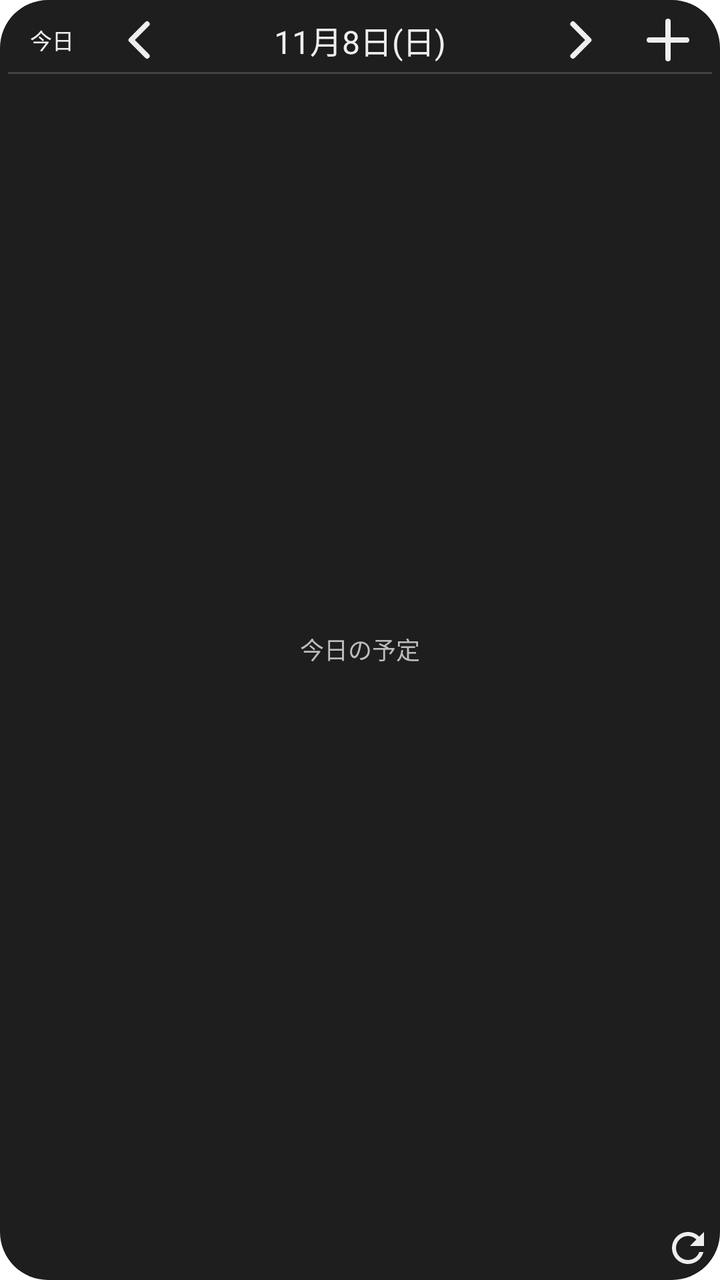
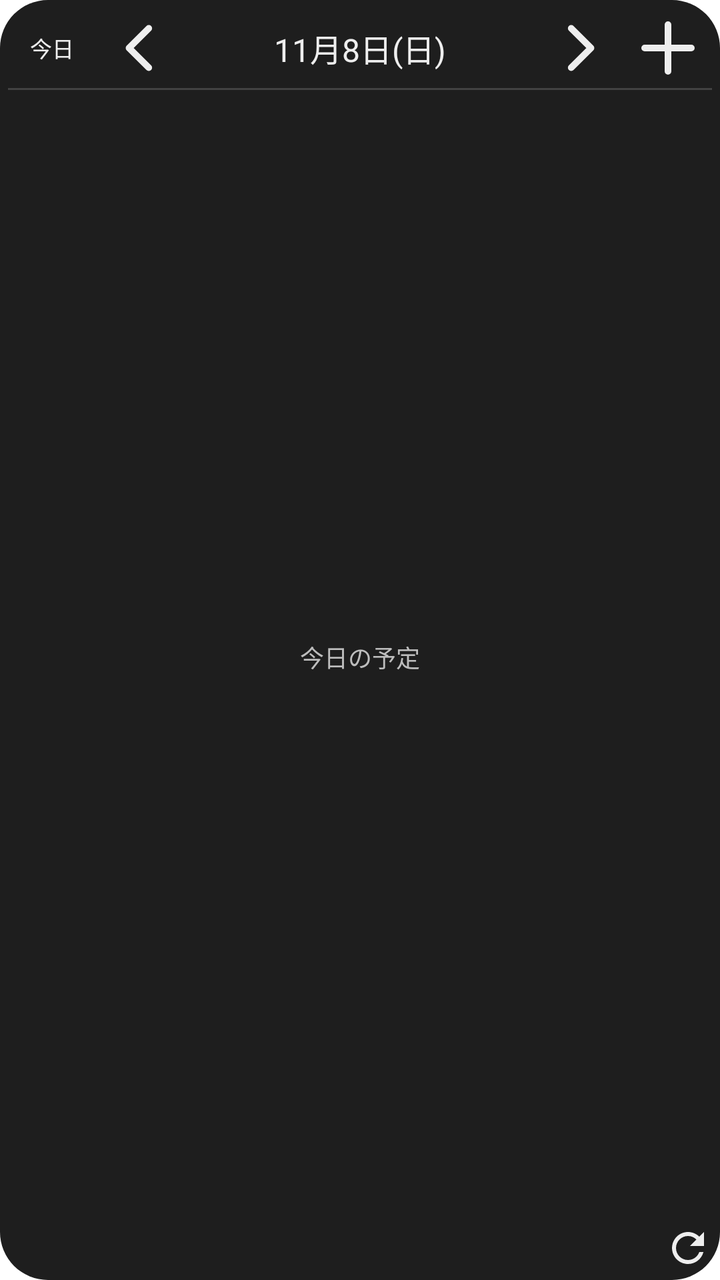

Compare the two renders of this Android layout. The source of the first and the diff that turns it into the second are given below.
<!-- AndroidManifest.xml: fallback theme Theme.MaterialComponents.DayNight.NoActionBar -->
<!-- res/layout/daily_calendar_widget_loading_dark.xml -->
<?xml version="1.0" encoding="utf-8"?>
<FrameLayout xmlns:android="http://schemas.android.com/apk/res/android"
    android:layout_width="match_parent" android:layout_height="match_parent"
    android:background="@drawable/calendar_widget_background_dark" android:padding="4dp">
    <LinearLayout android:id="@+id/calendar_content" android:layout_width="match_parent"
        android:layout_height="match_parent" android:orientation="vertical">
        <LinearLayout android:id="@+id/daily_compact_header" android:layout_width="match_parent"
            android:layout_height="20dp" android:visibility="gone" android:gravity="center_vertical">
            <TextView android:id="@+id/daily_compact_date" android:layout_width="0dp" android:layout_weight="1"
                android:layout_height="match_parent" android:gravity="center" android:maxLines="1"
                android:textSize="12sp" android:textColor="#EEEEEE" android:ellipsize="end"/>
            <ImageView android:id="@+id/daily_compact_refresh" android:layout_width="24dp" android:layout_height="match_parent"
                android:scaleType="fitCenter" android:src="@drawable/ic_widget_refresh_dark" android:contentDescription="更新"/>
        </LinearLayout>
        <LinearLayout android:layout_width="match_parent" android:layout_height="32dp"
            android:gravity="center_vertical" android:baselineAligned="false">
            <TextView android:id="@+id/calendar_today" android:layout_width="0dp" android:layout_weight="1" android:layout_height="match_parent"
                android:gravity="center" android:includeFontPadding="false" android:text="今日" android:textSize="11sp" android:textColor="#EEEEEE"/>
            <ImageView android:id="@+id/calendar_previous" android:layout_width="0dp" android:layout_weight="1" android:layout_height="match_parent"
                android:scaleType="fitCenter" android:src="@drawable/calendar_widget_previous_dark" android:contentDescription="前日"/>
            <TextView android:id="@+id/calendar_selected_date" android:text="11月8日(日)" android:layout_width="0dp" android:layout_weight="4"
                android:layout_height="match_parent" android:gravity="center" android:includeFontPadding="false"
                android:textSize="16sp" android:textColor="#EEEEEE" android:maxLines="1" android:ellipsize="end"/>
            <ImageView android:id="@+id/calendar_next" android:layout_width="0dp" android:layout_weight="1" android:layout_height="match_parent"
                android:scaleType="fitCenter" android:src="@drawable/calendar_widget_next_dark" android:contentDescription="翌日"/>
            <ImageView android:id="@+id/calendar_add" android:layout_width="0dp" android:layout_weight="1" android:layout_height="match_parent"
                android:scaleType="fitCenter" android:src="@drawable/calendar_widget_add_dark" android:contentDescription="予定を追加"/>
        </LinearLayout>
        <TextView android:layout_width="match_parent" android:layout_height="1dp" android:background="#424242"/>
        <FrameLayout android:layout_width="match_parent" android:layout_height="0dp" android:layout_weight="1">
            <ListView android:id="@+id/calendar_events" android:layout_width="match_parent" android:layout_height="match_parent"
                android:divider="@android:color/transparent" android:dividerHeight="0dp" android:scrollbars="vertical"/>
            <TextView android:id="@+id/calendar_empty" android:text="今日の予定" android:layout_width="match_parent" android:layout_height="match_parent"
                android:gravity="center" android:textSize="12sp" android:textColor="#BDBDBD"/>
        </FrameLayout>
        <LinearLayout android:id="@+id/daily_footer" android:layout_width="match_parent" android:layout_height="24dp" android:gravity="center_vertical">
            <TextView android:id="@+id/calendar_last_updated" android:layout_width="0dp" android:layout_weight="1"
                android:layout_height="match_parent" android:gravity="end|center_vertical"
                android:textSize="9sp" android:textColor="#BDBDBD" android:maxLines="1" android:ellipsize="end"/>
            <ImageView android:id="@+id/calendar_refresh" android:layout_width="24dp" android:layout_height="match_parent"
                android:scaleType="fitCenter" android:src="@drawable/ic_widget_refresh_dark" android:contentDescription="更新"/>
        </LinearLayout>
    </LinearLayout>
    <TextView android:id="@+id/calendar_message" android:layout_width="match_parent" android:layout_height="match_parent"
        android:text="表示対象グループを設定してください" android:gravity="center" android:textSize="12sp" android:textColor="#EEEEEE" android:visibility="gone"/>
</FrameLayout>
<!-- resources referenced by this layout -->
<resources>
  <!-- drawable calendar_widget_add_dark (drawable) -->
  <?xml version="1.0" encoding="utf-8"?>
  <vector xmlns:android="http://schemas.android.com/apk/res/android"
      android:width="24dp" android:height="24dp"
      android:viewportWidth="24" android:viewportHeight="24">
      <path android:pathData="M5,12 L19,12 M12,5 L12,19"
          android:fillColor="@android:color/transparent" android:strokeColor="#EEEEEE"
          android:strokeWidth="2" android:strokeLineCap="round"/>
  </vector>
  <!-- drawable calendar_widget_background_dark (drawable) -->
  <?xml version="1.0" encoding="utf-8"?>
  <shape xmlns:android="http://schemas.android.com/apk/res/android" android:shape="rectangle">
      <solid android:color="#1E1E1E"/>
      <corners android:radius="24dp"/>
  </shape>
  <!-- drawable calendar_widget_next_dark (drawable) -->
  <?xml version="1.0" encoding="utf-8"?>
  <vector xmlns:android="http://schemas.android.com/apk/res/android"
      android:width="40dp" android:height="36dp"
      android:viewportWidth="40" android:viewportHeight="36">
      <path android:pathData="M16,9 L25,18 L16,27"
          android:fillColor="@android:color/transparent" android:strokeColor="#EEEEEE"
          android:strokeWidth="3" android:strokeLineCap="round" android:strokeLineJoin="round"/>
  </vector>
  <!-- drawable calendar_widget_previous_dark (drawable) -->
  <?xml version="1.0" encoding="utf-8"?>
  <vector xmlns:android="http://schemas.android.com/apk/res/android"
      android:width="40dp" android:height="36dp"
      android:viewportWidth="40" android:viewportHeight="36">
      <path android:pathData="M24,9 L15,18 L24,27"
          android:fillColor="@android:color/transparent" android:strokeColor="#EEEEEE"
          android:strokeWidth="3" android:strokeLineCap="round" android:strokeLineJoin="round"/>
  </vector>
  <!-- drawable ic_widget_refresh_dark (drawable) -->
  <vector xmlns:android="http://schemas.android.com/apk/res/android"
      android:width="24dp"
      android:height="24dp"
      android:viewportWidth="24"
      android:viewportHeight="24">
      <path
          android:fillColor="#FFEEEEEE"
          android:pathData="M17.65,6.35C16.2,4.9 14.21,4 12,4C7.58,4 4.01,7.58 4.01,12S7.58,20 12,20C15.73,20 18.84,17.45 19.73,14H17.65C16.82,16.33 14.61,18 12,18C8.69,18 6,15.31 6,12S8.69,6 12,6C13.66,6 15.14,6.69 16.22,7.78L13,11H20V4L17.65,6.35Z" />
  </vector>
</resources>

<!-- the commit's change to res/layout/daily_calendar_widget_loading_dark.xml (unified diff, before → after) -->
@@ -12,7 +12,7 @@
             <ImageView android:id="@+id/daily_compact_refresh" android:layout_width="24dp" android:layout_height="match_parent"
                 android:scaleType="fitCenter" android:src="@drawable/ic_widget_refresh_dark" android:contentDescription="更新"/>
         </LinearLayout>
-        <LinearLayout android:layout_width="match_parent" android:layout_height="32dp"
+        <LinearLayout android:layout_width="match_parent" android:layout_height="40dp"
             android:gravity="center_vertical" android:baselineAligned="false">
             <TextView android:id="@+id/calendar_today" android:layout_width="0dp" android:layout_weight="1" android:layout_height="match_parent"
                 android:gravity="center" android:includeFontPadding="false" android:text="今日" android:textSize="11sp" android:textColor="#EEEEEE"/>
